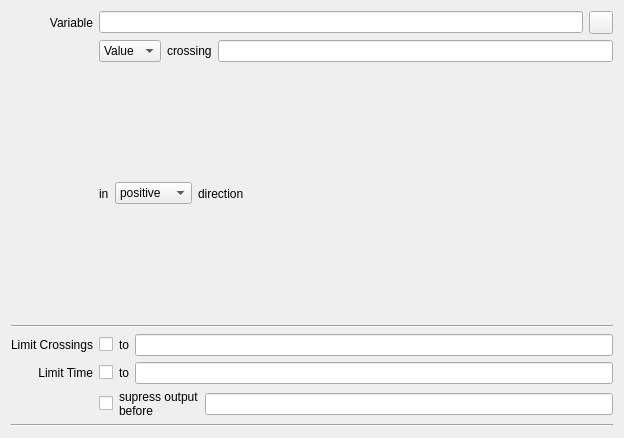
Above: copasi/UI/CQCrossSectionTaskWidget.ui from copasi/COPASI before the change. Below: the same form after it.
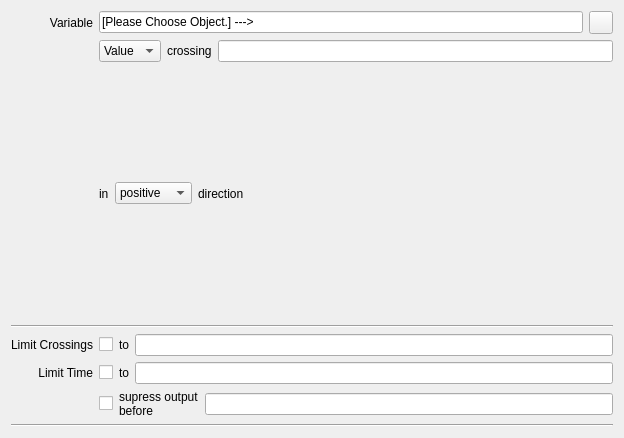
That is the form after the change. Custom widgets are drawn as their Qt base class.

Commit message: Make the interface more functional.

```diff
--- a/copasi/UI/CQCrossSectionTaskWidget.ui
+++ b/copasi/UI/CQCrossSectionTaskWidget.ui
@@ -43,7 +43,14 @@
      <item row="0" column="1">
       <layout class="QHBoxLayout" name="horizontalLayout_variable">
        <item>
-        <widget class="QLineEdit" name="mpLineEditVariable"/>
+        <widget class="QLineEdit" name="mpLineEditVariable">
+         <property name="text">
+          <string>[Please Choose Object.] ---&gt;</string>
+         </property>
+         <property name="readOnly">
+          <bool>true</bool>
+         </property>
+        </widget>
        </item>
        <item>
         <widget class="QToolButton" name="mpButtonVariable">
```
Left out of the diff: 108 changed lines with no effect on the pictures. The commit also changes 2 other files.
